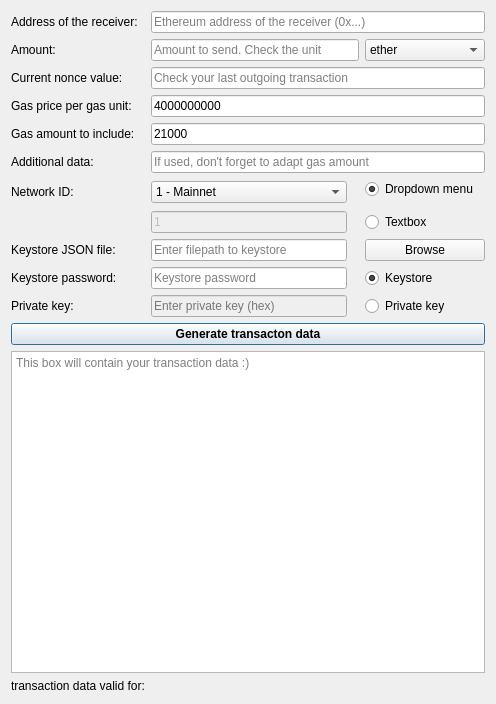
The window that sign_raw_transaction.ui (sea212/offline-transaction-signer) describes before a commit, drawn with Qt 5.
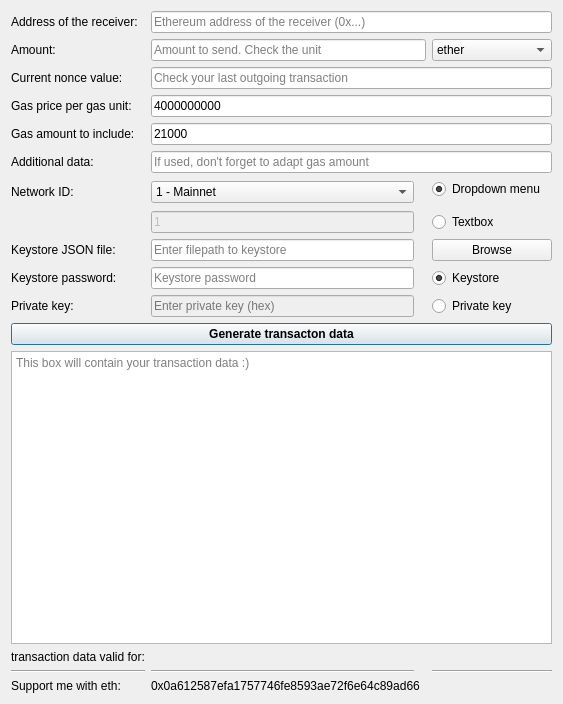
The same window after the commit.

Commit message: changes in ui, added support for comma as decimal separator, minor fixes like removing debug messages

```diff
--- a/sign_raw_transaction.ui
+++ b/sign_raw_transaction.ui
@@ -457,6 +457,44 @@
      </property>
     </widget>
    </item>
+   <item row="21" column="0">
+    <widget class="QLabel" name="label_support_me">
+     <property name="text">
+      <string>Support me with eth:</string>
+     </property>
+    </widget>
+   </item>
+   <item row="20" column="0">
+    <widget class="Line" name="line">
+     <property name="orientation">
+      <enum>Qt::Horizontal</enum>
+     </property>
+    </widget>
+   </item>
+   <item row="20" column="1">
+    <widget class="Line" name="line_2">
+     <property name="orientation">
+      <enum>Qt::Horizontal</enum>
+     </property>
+    </widget>
+   </item>
+   <item row="20" column="4">
+    <widget class="Line" name="line_3">
+     <property name="orientation">
+      <enum>Qt::Horizontal</enum>
+     </property>
+    </widget>
+   </item>
+   <item row="21" column="1" colspan="2">
+    <widget class="QLabel" name="label_dev_eth_address">
+     <property name="text">
+      <string>0x0a612587efa1757746fe8593ae72f6e64c89ad66</string>
+     </property>
+     <property name="textInteractionFlags">
+      <set>Qt::LinksAccessibleByMouse|Qt::TextSelectableByKeyboard|Qt::TextSelectableByMouse</set>
+     </property>
+    </widget>
+   </item>
   </layout>
  </widget>
  <resources/>
```
Left out of the diff: 72 changed lines with no effect on the pictures. The commit also changes 3 other files.
